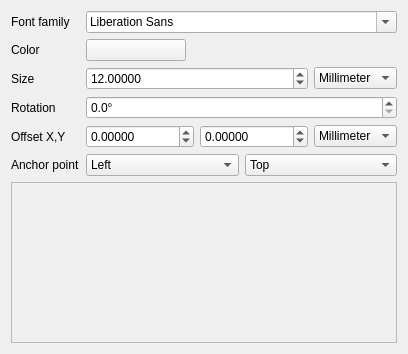
This is src/ui/symbollayer/widget_fontmarker.ui in qgis/QGIS as Qt 5 draws it before an edit. The edited form follows.
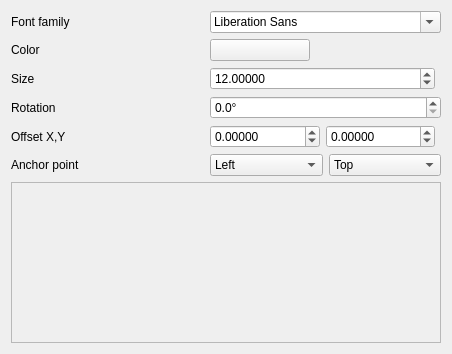
This is the edited form. Custom widgets are drawn as their Qt base class.

Commit message: min-max map unit scale support

Diff of the .ui file:
```diff
--- a/src/ui/symbollayer/widget_fontmarker.ui
+++ b/src/ui/symbollayer/widget_fontmarker.ui
@@ -6,7 +6,7 @@
    <rect>
     <x>0</x>
     <y>0</y>
-    <width>406</width>
+    <width>452</width>
     <height>354</height>
    </rect>
   </property>
@@ -84,18 +84,7 @@
         </widget>
        </item>
        <item>
-        <widget class="QComboBox" name="mSizeUnitComboBox">
-         <item>
-          <property name="text">
-           <string>Millimeter</string>
-          </property>
-         </item>
-         <item>
-          <property name="text">
-           <string>Map unit</string>
-          </property>
-         </item>
-        </widget>
+        <widget class="QgsUnitSelectionWidget" name="mSizeUnitWidget" native="true"/>
        </item>
       </layout>
      </item>
@@ -176,18 +165,7 @@
         </widget>
        </item>
        <item>
-        <widget class="QComboBox" name="mOffsetUnitComboBox">
-         <item>
-          <property name="text">
-           <string>Millimeter</string>
-          </property>
-         </item>
-         <item>
-          <property name="text">
-           <string>Map unit</string>
-          </property>
-         </item>
-        </widget>
+        <widget class="QgsUnitSelectionWidget" name="mOffsetUnitWidget" native="true"/>
        </item>
       </layout>
      </item>
@@ -264,6 +242,12 @@
    <extends>QPushButton</extends>
    <header>qgscolorbutton.h</header>
   </customwidget>
+  <customwidget>
+   <class>QgsUnitSelectionWidget</class>
+   <extends>QWidget</extends>
+   <header>qgsunitselectionwidget.h</header>
+   <container>1</container>
+  </customwidget>
  </customwidgets>
  <resources/>
  <connections/>
```
The commit also changes 62 other files.
